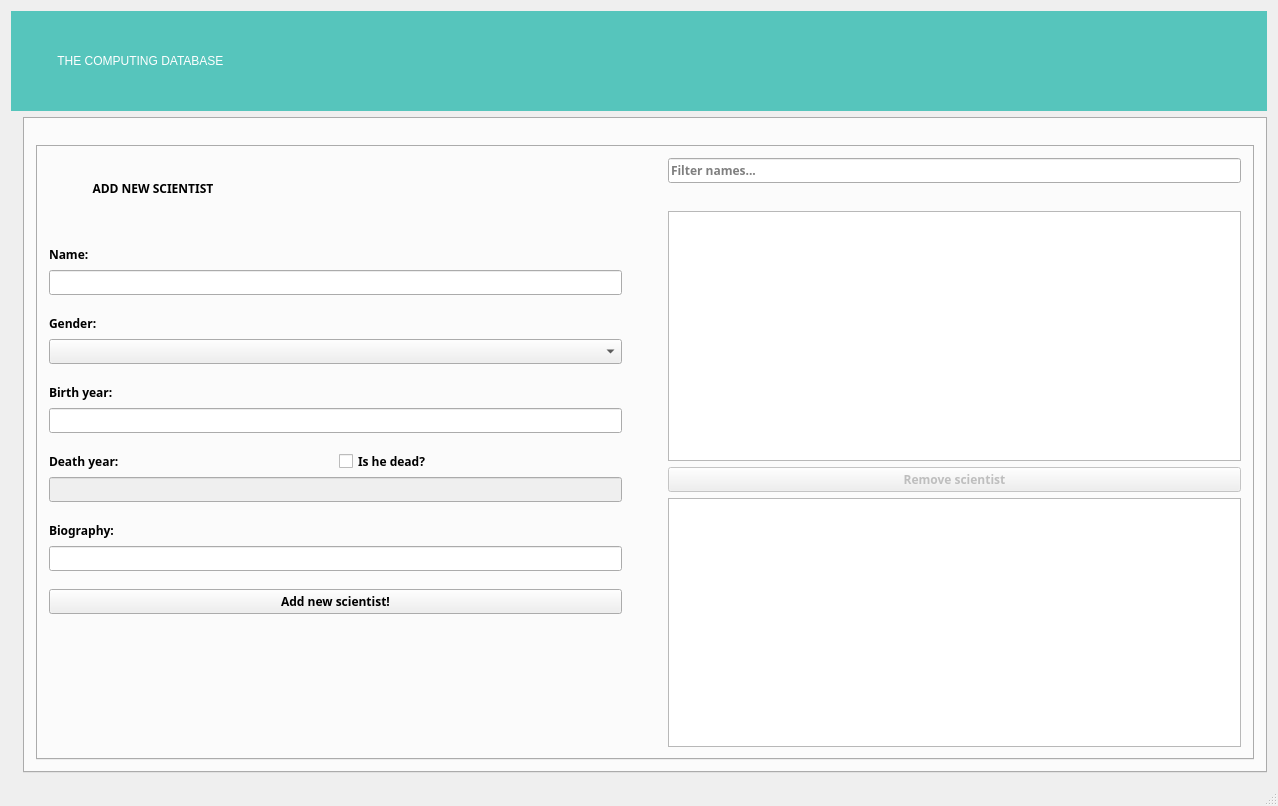
Old version of the form mainwindow.ui in the repository olofristen/VLN1_Skil3.
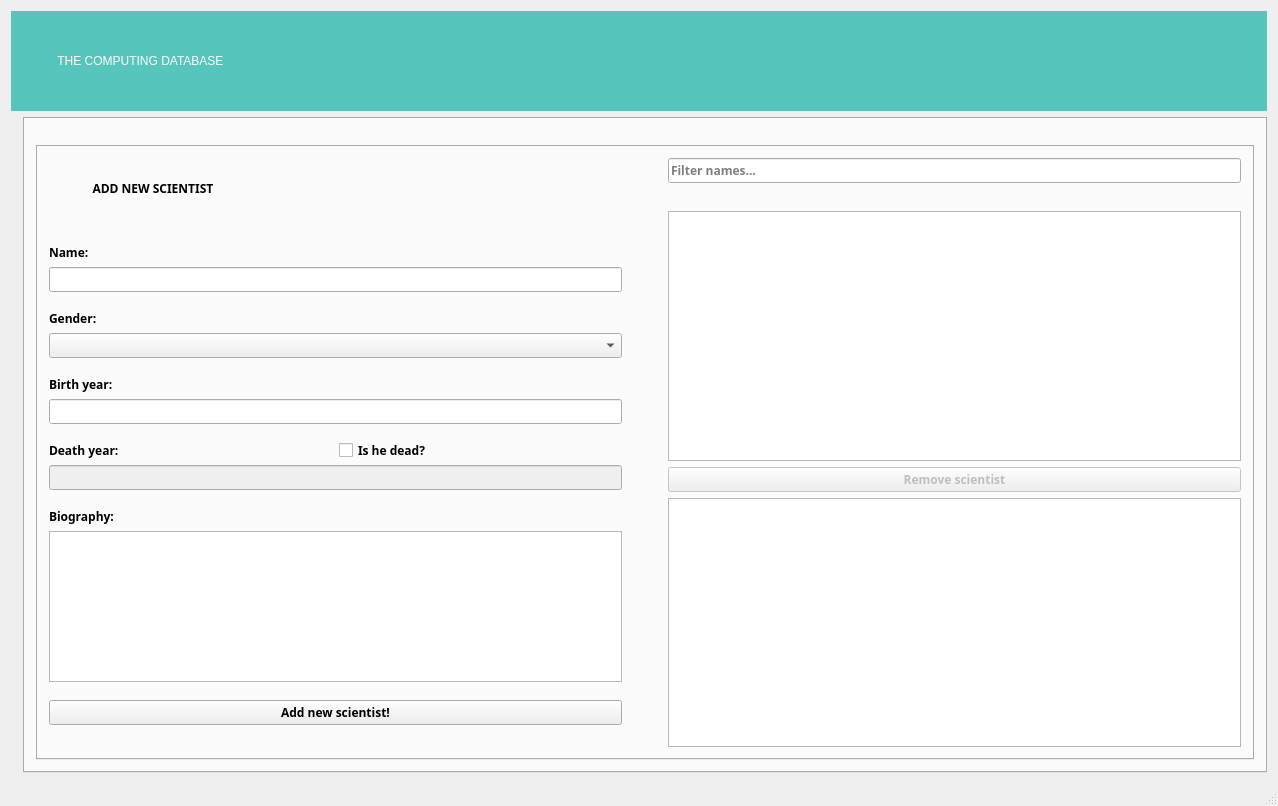
New version of the form. The open tabs and pages were chosen to show the change. Icons and pictures are not drawn.

Commit message: Line edit changed to Text edit

The edit to the form file:
```diff
--- a/mainwindow.ui
+++ b/mainwindow.ui
@@ -468,12 +468,12 @@
                </widget>
               </item>
               <item>
-               <widget class="QLineEdit" name="inputBio">
-                <property name="enabled">
-                 <bool>true</bool>
-                </property>
-                <property name="alignment">
-                 <set>Qt::AlignLeading|Qt::AlignLeft|Qt::AlignTop</set>
+               <widget class="QPlainTextEdit" name="inputBio">
+                <property name="maximumSize">
+                 <size>
+                  <width>16777215</width>
+                  <height>200</height>
+                 </size>
                 </property>
                </widget>
               </item>
```
Left out of the diff: 16 changed lines with no effect on the pictures. The commit also changes 1 other file.
